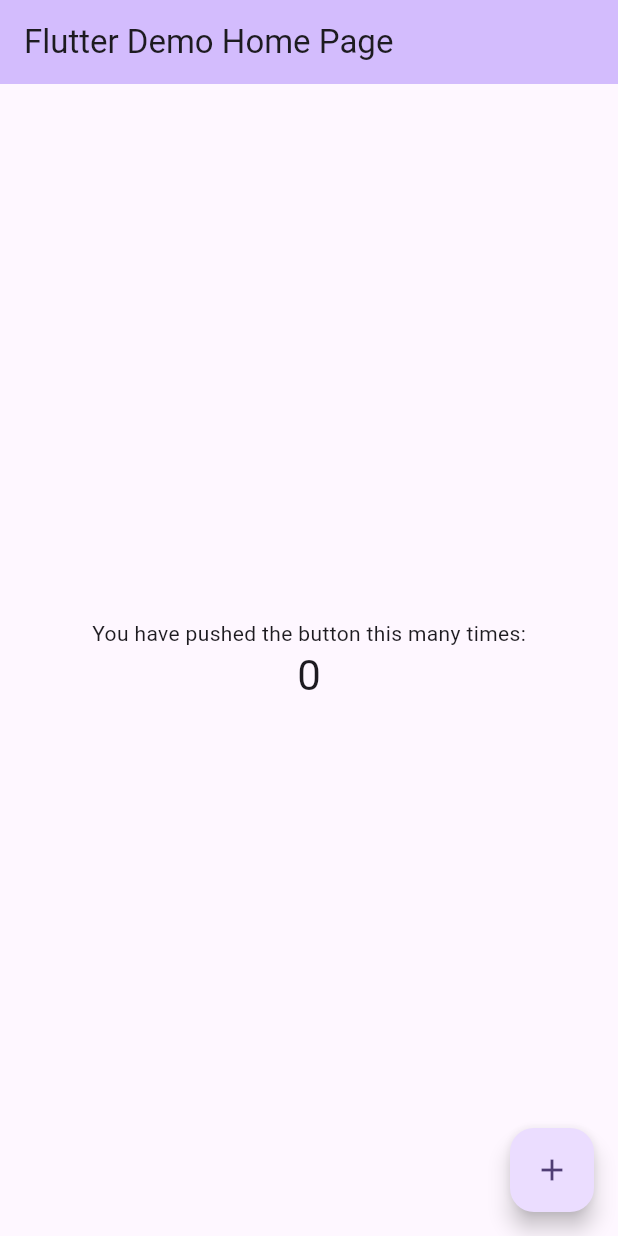
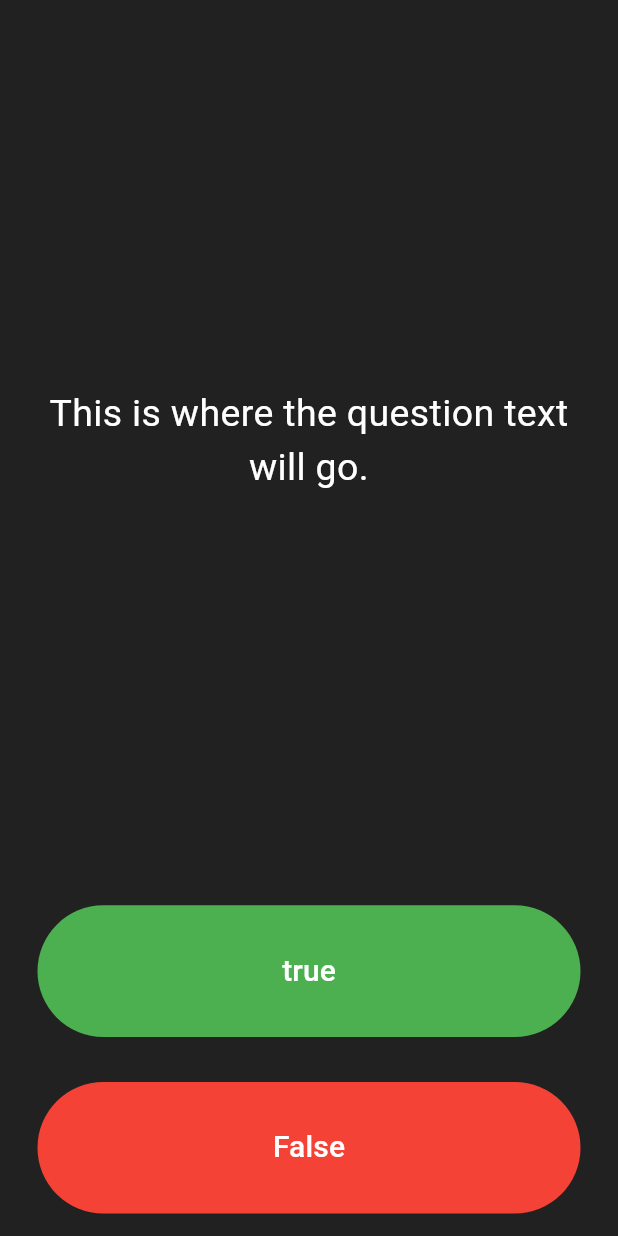
Before and after one commit to tim12367/udemy_quizzler_flutter, a Flutter app: the screen it shows after launch, on a phone screen of 412 x 824 dp. Run offline on Flutter 3.47's test engine with Material 3 defaults, Android fonts, the light colour scheme and no system bars.

Commit message:
init layout

```diff
--- a/lib/main.dart
+++ b/lib/main.dart
@@ -1,125 +1,100 @@
 import 'package:flutter/material.dart';
 
-void main() {
-  runApp(const MyApp());
-}
+void main() => runApp(Quizzler());
 
-class MyApp extends StatelessWidget {
-  const MyApp({super.key});
-
-  // This widget is the root of your application.
+class Quizzler extends StatelessWidget {
   @override
   Widget build(BuildContext context) {
     return MaterialApp(
-      title: 'Flutter Demo',
-      theme: ThemeData(
-        // This is the theme of your application.
-        //
-        // TRY THIS: Try running your application with "flutter run". You'll see
-        // the application has a purple toolbar. Then, without quitting the app,
-        // try changing the seedColor in the colorScheme below to Colors.green
-        // and then invoke "hot reload" (save your changes or press the "hot
-        // reload" button in a Flutter-supported IDE, or press "r" if you used
-        // the command line to start the app).
-        //
-        // Notice that the counter didn't reset back to zero; the application
-        // state is not lost during the reload. To reset the state, use hot
-        // restart instead.
-        //
-        // This works for code too, not just values: Most code changes can be
-        // tested with just a hot reload.
-        colorScheme: ColorScheme.fromSeed(seedColor: Colors.deepPurple),
-        useMaterial3: true,
+      home: Scaffold(
+        backgroundColor: Colors.grey.shade900,
+        body: SafeArea(
+          child: Padding(
+            padding: EdgeInsets.symmetric(horizontal: 10.0),
+            child: QuizPage(),
+          ),
+        ),
       ),
-      home: const MyHomePage(title: 'Flutter Demo Home Page'),
     );
   }
 }
 
-class MyHomePage extends StatefulWidget {
-  const MyHomePage({super.key, required this.title});
-
-  // This widget is the home page of your application. It is stateful, meaning
-  // that it has a State object (defined below) that contains fields that affect
-  // how it looks.
-
-  // This class is the configuration for the state. It holds the values (in this
-  // case the title) provided by the parent (in this case the App widget) and
-  // used by the build method of the State. Fields in a Widget subclass are
-  // always marked "final".
-
-  final String title;
-
+class QuizPage extends StatefulWidget {
   @override
-  State<MyHomePage> createState() => _MyHomePageState();
+  _QuizPageState createState() => _QuizPageState();
 }
 
-class _MyHomePageState extends State<MyHomePage> {
-  int _counter = 0;
-
-  void _incrementCounter() {
-    setState(() {
-      // This call to setState tells the Flutter framework that something has
-      // changed in this State, which causes it to rerun the build method below
-      // so that the display can reflect the updated values. If we changed
-      // _counter without calling setState(), then the build method would not be
-      // called again, and so nothing would appear to happen.
-      _counter++;
-    });
-  }
-
+class _QuizPageState extends State<QuizPage> {
   @override
   Widget build(BuildContext context) {
-    // This method is rerun every time setState is called, for instance as done
-    // by the _incrementCounter method above.
-    //
-    // The Flutter framework has been optimized to make rerunning build methods
-    // fast, so that you can just rebuild anything that needs updating rather
-    // than having to individually change instances of widgets.
-    return Scaffold(
-      appBar: AppBar(
-        // TRY THIS: Try changing the color here to a specific color (to
-        // Colors.amber, perhaps?) and trigger a hot reload to see the AppBar
-        // change color while the other colors stay the same.
-        backgroundColor: Theme.of(context).colorScheme.inversePrimary,
-        // Here we take the value from the MyHomePage object that was created by
-        // the App.build method, and use it to set our appbar title.
-        title: Text(widget.title),
-      ),
-      body: Center(
-        // Center is a layout widget. It takes a single child and positions it
-        // in the middle of the parent.
-        child: Column(
-          // Column is also a layout widget. It takes a list of children and
-          // arranges them vertically. By default, it sizes itself to fit its
-          // children horizontally, and tries to be as tall as its parent.
-          //
-          // Column has various properties to control how it sizes itself and
-          // how it positions its children. Here we use mainAxisAlignment to
-          // center the children vertically; the main axis here is the vertical
-          // axis because Columns are vertical (the cross axis would be
-          // horizontal).
-          //
-          // TRY THIS: Invoke "debug painting" (choose the "Toggle Debug Paint"
-          // action in the IDE, or press "p" in the console), to see the
-          // wireframe for each widget.
-          mainAxisAlignment: MainAxisAlignment.center,
-          children: <Widget>[
-            const Text(
-              'You have pushed the button this many times:',
+    return Column(
+      mainAxisAlignment: MainAxisAlignment.spaceBetween,
+      crossAxisAlignment: CrossAxisAlignment.stretch,
+      children: <Widget>[
+        Expanded(
+          flex: 5,
+          child: Padding(
+            padding: EdgeInsets.all(10.0),
+            child: Center(
+              child: Text(
+                'This is where the question text will go.',
+                textAlign: TextAlign.center,
+                style: TextStyle(
+                  fontSize: 25.0,
+                  color: Colors.white,
+                ),
+              ),
             ),
-            Text(
-              '$_counter',
-              style: Theme.of(context).textTheme.headlineMedium,
+          ),
+        ),
+        Expanded(
+          child: Padding(
+            padding: EdgeInsets.all(15.0),
+            child: TextButton(
+              style: TextButton.styleFrom(
+                backgroundColor: Colors.green,
+              ),
+              child: Text(
+                'true',
+                style: TextStyle(
+                  color: Colors.white,
+                  fontSize: 20.0,
+                ),
+              ),
+              onPressed: () {
+                //The user picked true.
+              },
             ),
-          ],
+          ),
         ),
-      ),
-      floatingActionButton: FloatingActionButton(
-        onPressed: _incrementCounter,
-        tooltip: 'Increment',
-        child: const Icon(Icons.add),
-      ), // This trailing comma makes auto-formatting nicer for build methods.
+        Expanded(
+          child: Padding(
+            padding: EdgeInsets.all(15.0),
+            child: TextButton(
+              style: TextButton.styleFrom(
+                backgroundColor: Colors.red,
+              ),
+              child: Text(
+                'False',
+                style: TextStyle(
+                  color: Colors.white,
+                  fontSize: 20.0,
+                ),
+              ),
+              onPressed: () {
+                //The user picked true.
+              },
+            ),
+          ),
+        ),
+        //TODO: Add a Row here as your score keeper
+      ],
     );
   }
 }
+
+/*
+question1: 'You can lead a cow down stairs but not up stairs.', false,
+question2: 'Approximately one quarter of human bones are in the feet.', true,
+question3: 'A slug\'s blood is green.', true,
+*/
```
